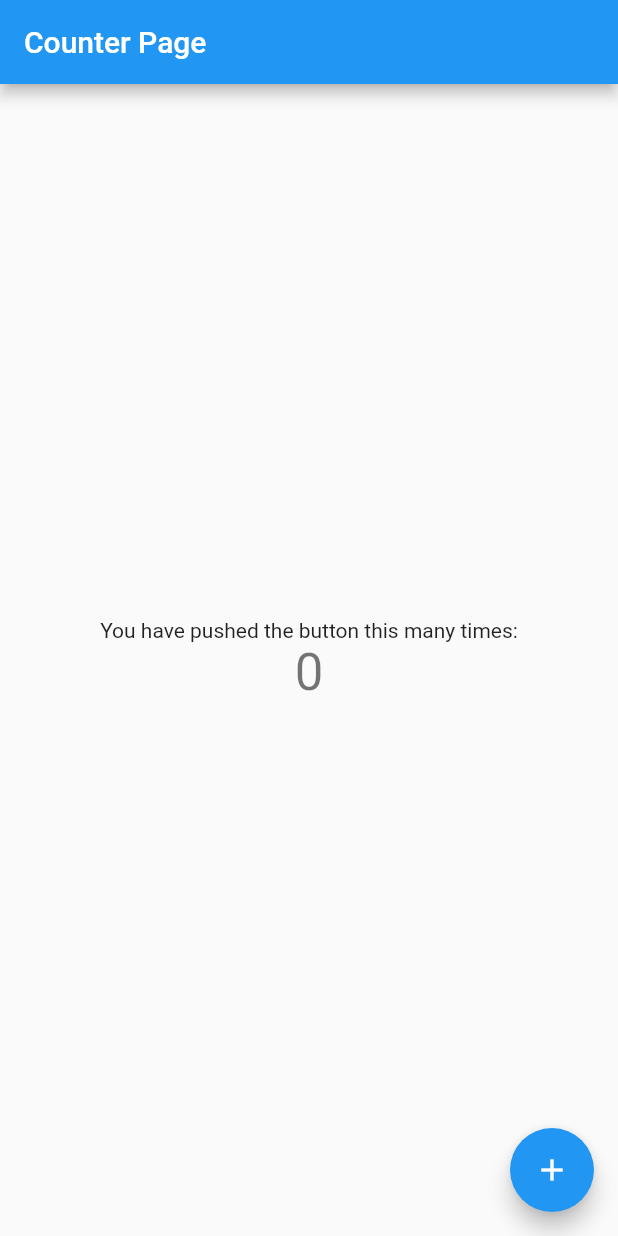
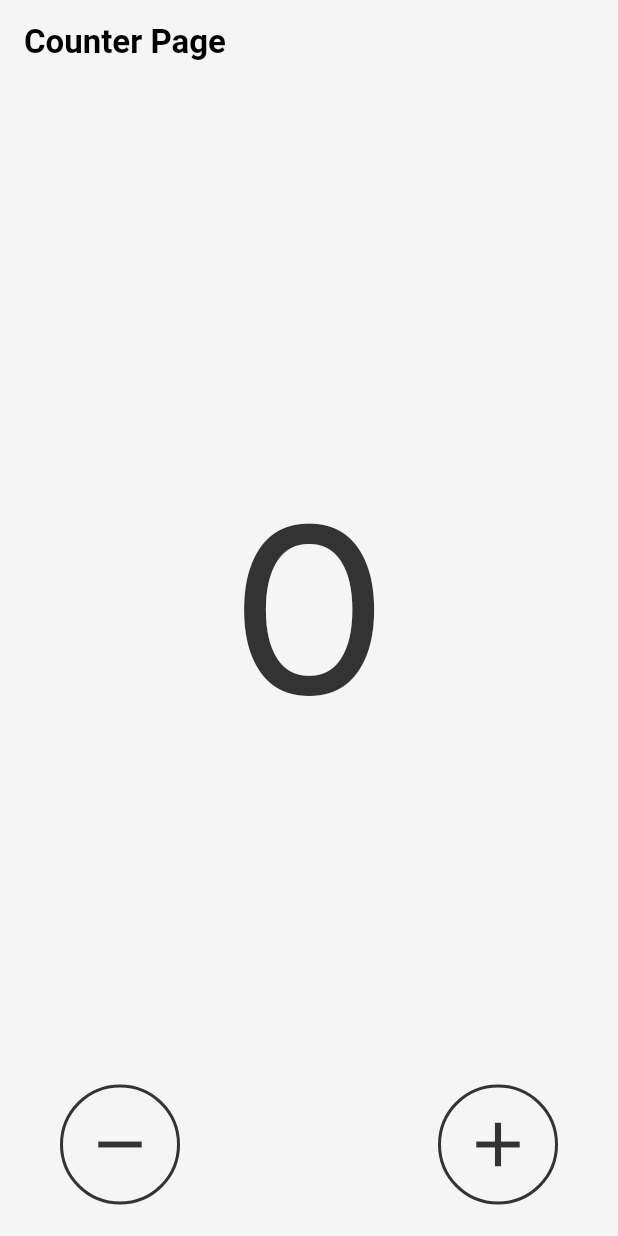
Before and after one commit to coodoo-io/counter_workshop, a Flutter app: the screen it shows after launch, on a phone screen of 412 x 824 dp. Run offline on Flutter 3.47's test engine with Material 2 defaults, Android fonts, the phone set to English and light mode, and no system bars; our stand-ins replace equatable.

Commit message:
First Version with theming

```diff
--- a/lib/src/app.dart
+++ b/lib/src/app.dart
@@ -1,3 +1,4 @@
+import 'package:counter_workshop/src/core/theme/app.theme.dart';
 import 'package:counter_workshop/src/features/counter/data/repositories/counter.repository.dart';
 import 'package:counter_workshop/src/features/counter/presentation/counter.page.dart';
 import 'package:flutter/material.dart';
@@ -8,11 +9,13 @@ class App extends StatelessWidget {
 
   @override
   Widget build(BuildContext context) {
+    final appTheme = AppTheme();
+
     return MaterialApp(
       title: 'Counter Demo',
-      theme: ThemeData(
-        primarySwatch: Colors.blue,
-      ),
+      theme: appTheme.light,
+      darkTheme: appTheme.dark,
+      themeMode: ThemeMode.system,
       home: CounterPage(counterRepository: counterRepository),
     );
   }
--- /dev/null
+++ b/lib/src/core/theme/app.theme.dart
@@ -0,0 +1,56 @@
+import 'package:flutter/material.dart';
+
+class AppTheme {
+  // Light Mode
+  final Color primaryColor = Colors.black;
+  final Color scaffoldColor = const Color(0xfff5f5f5);
+  final Color headlineColor = const Color(0xff333333);
+
+  // Dark Mode
+  final Color primaryColorDark = Colors.white;
+  final Color scaffoldColorDark = const Color(0xff2a2a2a);
+  final Color headlineColorDark = const Color(0xffcdcdcd);
+
+  ThemeData get light {
+    return _buildTheme(isLightMode: true);
+  }
+
+  ThemeData get dark {
+    return _buildTheme(isLightMode: false);
+  }
+
+  ThemeData _buildTheme({bool isLightMode = true}) {
+    final ThemeData base = isLightMode ? ThemeData.light() : ThemeData.dark();
+    final currentPrimaryColor = isLightMode ? primaryColor : primaryColorDark;
+    final currentHeadlineColor = isLightMode ? headlineColor : headlineColorDark;
+
+    return base.copyWith(
+      brightness: isLightMode ? Brightness.light : Brightness.dark,
+      useMaterial3: true,
+      primaryColor: currentPrimaryColor,
+      scaffoldBackgroundColor: isLightMode ? scaffoldColor : scaffoldColorDark,
+      appBarTheme: base.appBarTheme.copyWith(
+        backgroundColor: Colors.transparent,
+        foregroundColor: currentPrimaryColor,
+        titleTextStyle: TextStyle(
+          fontSize: 22,
+          fontWeight: FontWeight.bold,
+          color: currentPrimaryColor,
+        ),
+      ),
+      outlinedButtonTheme: OutlinedButtonThemeData(
+        style: OutlinedButton.styleFrom(
+          side: BorderSide(width: 2.0, color: currentHeadlineColor),
+          foregroundColor: currentHeadlineColor,
+        ),
+      ),
+      textTheme: base.textTheme.copyWith(
+        headlineLarge: TextStyle(
+          fontFamily: 'VarelaRound',
+          color: currentHeadlineColor,
+          fontSize: 160,
+        ),
+      ),
+    );
+  }
+}
--- /dev/null
+++ b/lib/src/core/utils/color.util.dart
@@ -0,0 +1,30 @@
+import 'package:flutter/material.dart';
+
+class ColorUtil {
+  static bool isLightMode(ThemeData theme) {
+    return theme.brightness == Brightness.light;
+  }
+
+  static bool isDarkMode(ThemeData theme) {
+    return theme.brightness == Brightness.dark;
+  }
+
+  static Color blackOrWhiteText(Color backgroundColor) {
+    return backgroundColor.computeLuminance() > 0.5 ? Colors.black : Colors.white;
+  }
+
+  static dynamic generateMaterialColor(int primaryColorInt, Color primaryColor) {
+    return MaterialColor(primaryColorInt, {
+      50: primaryColor.withOpacity(.1),
+      100: primaryColor.withOpacity(.2),
+      200: primaryColor.withOpacity(.3),
+      300: primaryColor.withOpacity(.4),
+      400: primaryColor.withOpacity(.5),
+      500: primaryColor.withOpacity(.6),
+      600: primaryColor.withOpacity(.7),
+      700: primaryColor.withOpacity(.8),
+      800: primaryColor.withOpacity(.9),
+      900: primaryColor.withOpacity(1),
+    });
+  }
+}
--- a/lib/src/features/counter/presentation/counter.page.dart
+++ b/lib/src/features/counter/presentation/counter.page.dart
@@ -1,3 +1,4 @@
+import 'package:counter_workshop/src/core/theme/app.theme.dart';
 import 'package:counter_workshop/src/features/counter/data/repositories/counter.repository.dart';
 import 'package:counter_workshop/src/features/counter/presentation/counter.controller.dart';
 import 'package:flutter/material.dart';
@@ -24,9 +25,17 @@ class _CounterPageState extends State<CounterPage> {
     });
   }
 
+  void _decrementCounter() {
+    setState(() {
+      counterController.increment();
+    });
+  }
+
   @override
   Widget build(BuildContext context) {
+    final theme = Theme.of(context);
     return Scaffold(
+      extendBodyBehindAppBar: true,
       appBar: AppBar(
         title: const Text('Counter Page'),
       ),
@@ -34,21 +43,52 @@ class _CounterPageState extends State<CounterPage> {
         child: Column(
           mainAxisAlignment: MainAxisAlignment.center,
           children: <Widget>[
-            const Text(
-              'You have pushed the button this many times:',
-            ),
             Text(
               '${counterController.counterModel.value}',
-              style: Theme.of(context).textTheme.headline4,
+              style: theme.textTheme.headlineLarge,
             ),
           ],
         ),
       ),
-      floatingActionButton: FloatingActionButton(
-        onPressed: _incrementCounter,
-        tooltip: 'Increment',
-        child: const Icon(Icons.add),
+      floatingActionButtonLocation: FloatingActionButtonLocation.centerFloat,
+      floatingActionButton: Container(
+        padding: const EdgeInsets.symmetric(vertical: 5, horizontal: 40.0),
+        child: Row(
+          mainAxisAlignment: MainAxisAlignment.spaceBetween,
+          children: <Widget>[
+            _CustomCircularButton(
+              icon: Icons.remove,
+              onPressed: _decrementCounter,
+            ),
+            _CustomCircularButton(
+              icon: Icons.add,
+              onPressed: _incrementCounter,
+            ),
+          ],
+        ),
       ),
     );
   }
 }
+
+class _CustomCircularButton extends StatelessWidget {
+  const _CustomCircularButton({required this.icon, this.onPressed});
+
+  final IconData icon;
+  final Function()? onPressed;
+
+  @override
+  Widget build(BuildContext context) {
+    return OutlinedButton(
+      style: OutlinedButton.styleFrom(
+        shape: const CircleBorder(),
+        padding: const EdgeInsets.all(15),
+      ),
+      onPressed: onPressed,
+      child: Icon(
+        icon,
+        size: 50,
+      ),
+    );
+  }
+}
--- a/pubspec.yaml
+++ b/pubspec.yaml
@@ -26,6 +26,11 @@ dev_dependencies:
 flutter:
   uses-material-design: true
 
+  fonts:
+    - family: VarelaRound
+      fonts:
+        - asset: assets/fonts/VarelaRound-Regular.ttf
+
   assets:
     - assets/images/ # .png/.jpg images
     - assets/icons/ # .svg icons
```
Also changed, not shown: assets/fonts/VarelaRound-Regular.ttf (added), 1 other file.
